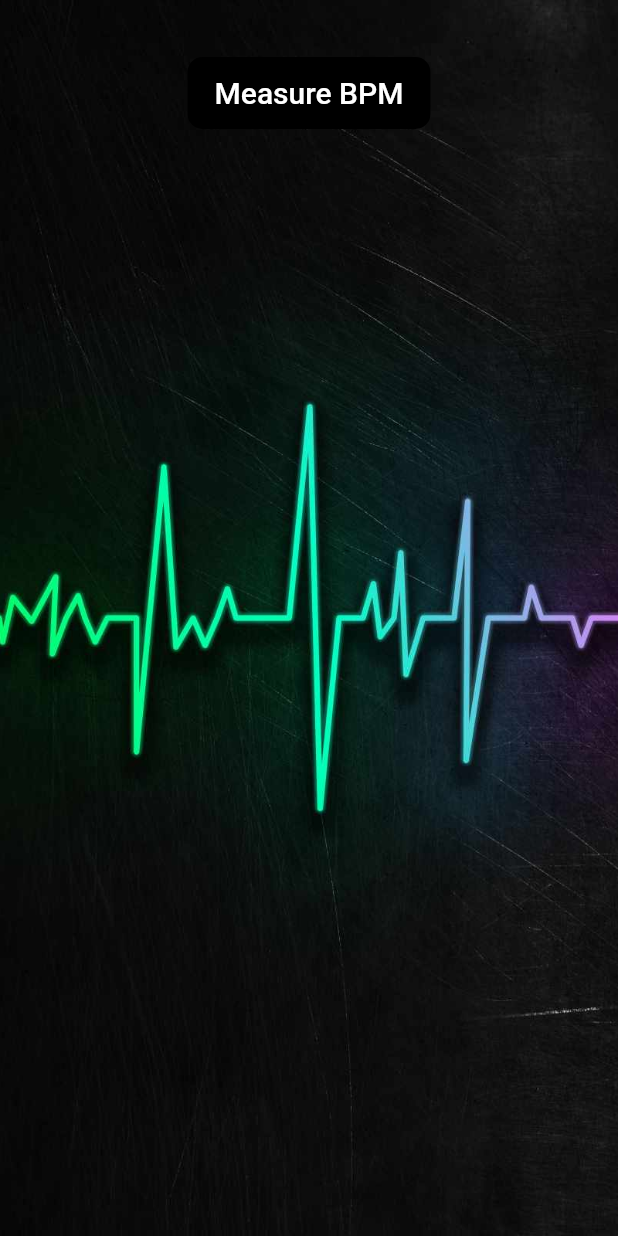
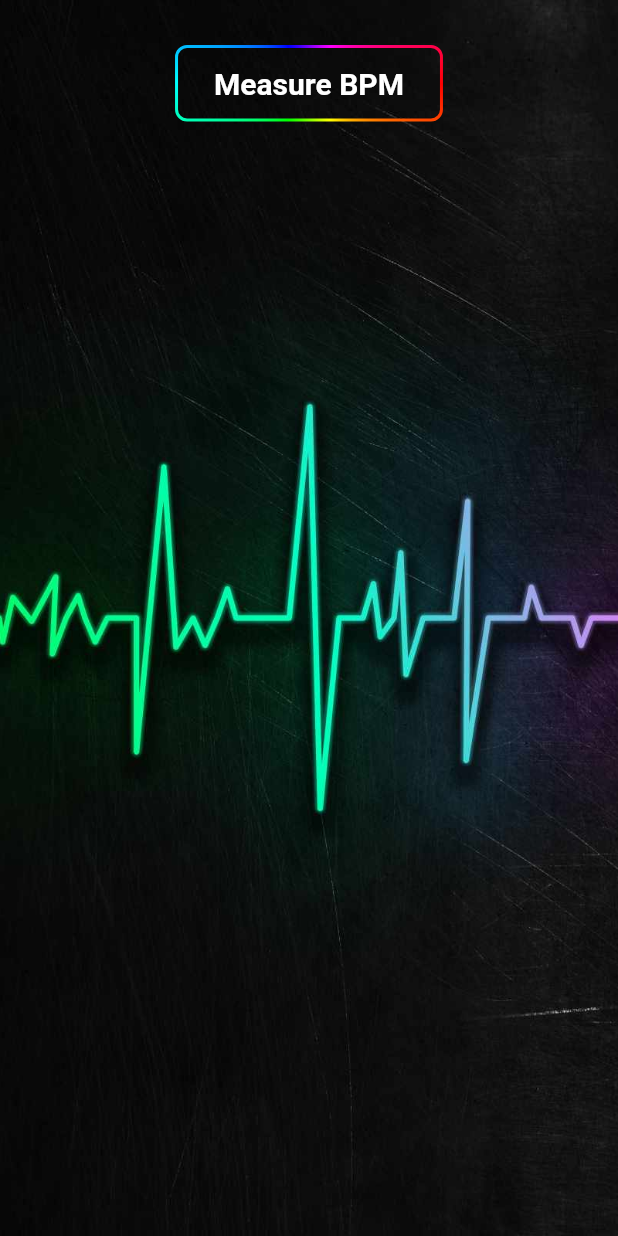
Before and after one commit to shaheryar003/heart_rate_monitor_flutter, a Flutter app: the screen it shows after launch, on a phone screen of 412 x 824 dp. Run offline on Flutter 3.47's test engine with Material 2 defaults, Android fonts, the light colour scheme and no system bars; drawn by our look-alikes of outline_gradient_button; our stand-ins replace cool_alert; missing offline and left inert: heart_bpm.

Commit message:
added gradiant button, backgorund

```diff
--- a/lib/home.dart
+++ b/lib/home.dart
@@ -1,5 +1,5 @@
 import 'dart:math';
-
+import 'package:outline_gradient_button/outline_gradient_button.dart';
 import 'package:flutter/material.dart';
 import 'package:heart/main.dart';
 import 'package:heart_bpm/chart.dart';
@@ -163,15 +163,9 @@ class _HomePageState extends State<HomePage> {
                           height: 10,
                         ),
                   Center(
-                    child: Padding(
-                      padding: const EdgeInsets.all(8.0),
-                      child: Container(
-                        padding: EdgeInsets.symmetric(horizontal: 10),
-                        decoration: BoxDecoration(
-                            color: Colors.black,
-                            borderRadius: BorderRadius.circular(10)),
-                        child: TextButton(
-                          onPressed: () => setState(() {
+                    child: InkWell(
+                      onTap: () {
+                        setState(() {
                           if (isBPMEnabled) {
                             isBPMEnabled = false;
 
@@ -192,15 +186,68 @@ class _HomePageState extends State<HomePage> {
                             );
                           } else
                             isBPMEnabled = true;
-                          }),
+                        });
+                      },
+                      child: OutlineGradientButton(
                         child: Text(
                           isBPMEnabled ? "Stop measurement" : "Measure BPM",
-                            style: TextStyle(color: Colors.white, fontSize: 20),
+                          style: TextStyle(
+                              color: isBPMEnabled ? Colors.black : Colors.white,
+                              fontSize: 20,
+                              fontWeight: FontWeight.bold),
+                        ),
+                        gradient: SweepGradient(
+                          colors: List.generate(
+                              360,
+                              (h) => HSLColor.fromAHSL(1, h.toDouble(), 1, 0.5)
+                                  .toColor()),
+                        ),
+                        strokeWidth: 2,
+                        padding:
+                            EdgeInsets.symmetric(horizontal: 24, vertical: 12),
+                        radius: Radius.circular(8),
                       ),
                     ),
                   ),
-                    ),
-                  )
+                  // Center(
+                  //   child: Padding(
+                  //     padding: const EdgeInsets.all(8.0),
+                  //     child: Container(
+                  //       padding: EdgeInsets.symmetric(horizontal: 10),
+                  //       decoration: BoxDecoration(
+                  //           color: Colors.black,
+                  //           borderRadius: BorderRadius.circular(10)),
+                  //       child: TextButton(
+                  //         onPressed: () => setState(() {
+                  //           if (isBPMEnabled) {
+                  //             isBPMEnabled = false;
+
+                  //             CoolAlert.show(
+                  //               context: context,
+                  //               type: CoolAlertType.success,
+                  //               text:
+                  //                   'Your Heart Rate BPM is : ${sum == null ? null : sum! ~/ weight!}',
+                  //               titleTextStyle: TextStyle(
+                  //                 color: Colors.blue[900],
+                  //                 fontSize: 16,
+                  //                 fontWeight: FontWeight.bold,
+                  //               ),
+                  //               textTextStyle: TextStyle(
+                  //                 color: Colors.blue[500],
+                  //                 fontSize: 14,
+                  //               ),
+                  //             );
+                  //           } else
+                  //             isBPMEnabled = true;
+                  //         }),
+                  //         child: Text(
+                  //           isBPMEnabled ? "Stop measurement" : "Measure BPM",
+                  //           style: TextStyle(color: Colors.white, fontSize: 20),
+                  //         ),
+                  //       ),
+                  //     ),
+                  //   ),
+                  // )
                 ],
               ),
 
--- a/pubspec.yaml
+++ b/pubspec.yaml
@@ -41,6 +41,7 @@ dependencies:
   image: ^3.2.0
   fftea: ^1.2.0+1
   cool_alert: ^2.0.1
+  outline_gradient_button: ^2.0.1+1
 dev_dependencies:
   flutter_test:
     sdk: flutter
```
Also changed, not shown: pubspec.lock. Lines whose indentation alone changed are shown as unchanged.
